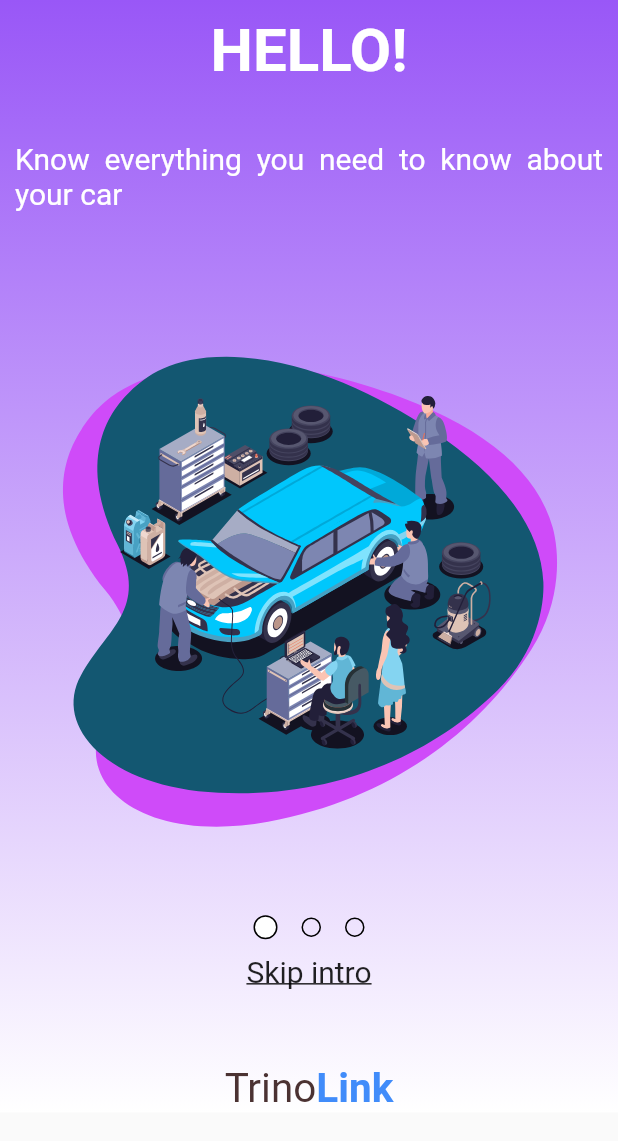
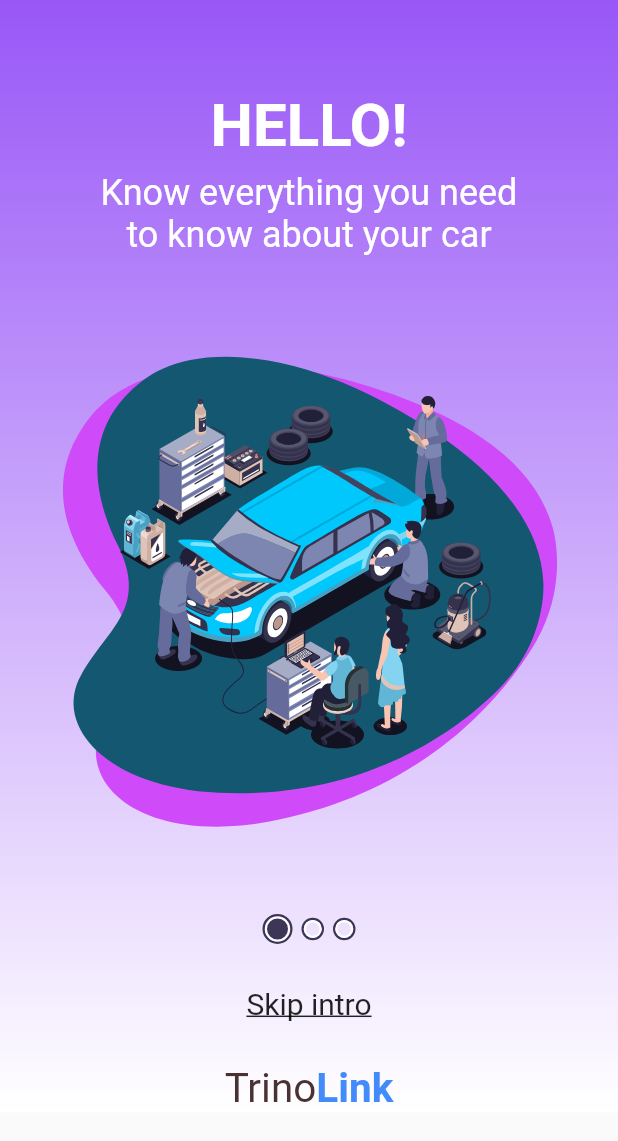
Before and after one commit to stevedmartis/flutter-app-automotriz, a Flutter app: the screen it shows after launch, on a phone screen of 412 x 824 dp. Shown: the top 1141 px of the screen. Run offline on Flutter 3.47's test engine with Material 2 defaults, Android fonts, the phone set to English and light mode, and no system bars; our stand-ins replace firebase_messaging, font_awesome_flutter, material_design_icons_flutter, websafe_svg; accounts and stored records are empty; Roboto replaces fonts that are missing (GTWalsheimPro); project files that could hold a hidden picture were left out.

Commit message:
slider selector onboarding animated

```diff
--- a/lib/_internal/component/common/styled_onboarding_message.dart
+++ b/lib/_internal/component/common/styled_onboarding_message.dart
@@ -1,5 +1,4 @@
 import 'package:flutter/material.dart';
-import 'package:trinoapp/_internal/component/common/spacing.dart';
 import 'package:websafe_svg/websafe_svg.dart';
 
 class OnboardingMessages extends StatelessWidget {
@@ -19,26 +18,36 @@ class OnboardingMessages extends StatelessWidget {
     Size _size = MediaQuery.of(context).size;
 
     return Column(
+
       crossAxisAlignment: CrossAxisAlignment.center,
       mainAxisAlignment: MainAxisAlignment.spaceBetween,
       children: <Widget>[
-        Text(
+        Container(
+          padding: EdgeInsets.only(top:50),
+            child: Text(
             title,
+
             style: TextStyle(
               fontSize: 40,
               fontWeight: FontWeight.w600,
               color: Colors.white,
             ),
           ),
-        Text(
+        ),
+
+        Container(
+          padding: EdgeInsets.only(left:50, right: 50),
+
+            child: Text(
             message,
-          textAlign: TextAlign.justify,
+            textAlign: TextAlign.center,
             style: TextStyle(
               fontFamily: 'GTWalsheimPro',
               color: Color(0xffffffff),
-            fontSize: 20,
+              fontSize: 24,
               fontWeight: FontWeight.w400,
               fontStyle: FontStyle.normal,
+            ),
           ),
         ),
         Center(
--- /dev/null
+++ b/lib/_internal/controls/slider_selector.dart
@@ -0,0 +1,157 @@
+import 'package:flutter/material.dart';
+import 'package:trinoapp/_internal/component/common/spacing.dart';
+import 'package:trinoapp/_internal/component/common/styled_logo.dart';
+import 'package:trinoapp/_internal/component/common/styled_onboarding_message.dart';
+
+class OnBoardingSelector extends StatefulWidget {
+
+  @override
+  _OnBoardingSelectorState createState() => _OnBoardingSelectorState();
+}
+
+class _OnBoardingSelectorState extends State<OnBoardingSelector> {
+
+  final PageController _pageController = PageController(initialPage: 0);
+
+  int _currentPage = 0;
+
+     List<Widget> _pages = [
+     OnboardingMessages(
+                title: "HELLO!",
+                message: "Know everything you need to know about your car",
+                image: "assets/images/img-intro-1.svg",
+              ),
+              OnboardingMessages(
+                title: "HELLO!",
+                message: "Now everything you need\nto know about your car",
+                image: "assets/images/img-intro-2.svg",
+              ),
+              OnboardingMessages(
+                title: "HELLO!",
+                message: "Know everything you need to know about your car",
+                image: "assets/images/img-intro-3.svg",
+              ),
+   ];
+
+  @override
+  Widget build(BuildContext context) {
+    return Column(
+      mainAxisAlignment: MainAxisAlignment.spaceBetween,
+      crossAxisAlignment: CrossAxisAlignment.center,
+      children: [
+        Container(
+          padding: EdgeInsets.all(10.0),
+          height: 600,
+          alignment: Alignment.topCenter,
+          child: PageView(
+            physics: ClampingScrollPhysics(),
+            controller: _pageController,
+
+            onPageChanged: (int page) {
+              setState(() {
+                this._currentPage = page;
+              });
+            },
+
+            children: _pages
+          ),
+        ),
+        Row(
+          mainAxisAlignment: MainAxisAlignment.center,
+          children: _buildPageIndicator(),
+        ),
+        VSpace(10),
+        GestureDetector(
+          onTap: () => {Navigator.of(context).pushNamedAndRemoveUntil("/login", (route) => false)},
+          child: Text(
+            'Skip intro',
+            style: TextStyle(
+              fontSize: 20,
+              decoration: TextDecoration.underline,
+            ),
+          ),
+        ),
+        VSpace(10),
+        StyledLogo(),
+      ],
+    );
+  }
+
+
+  List<Widget> _buildPageIndicator() {
+    List<Widget> list = [];
+    int numberOfPages = _pages.length;
+    for (int i = 0; i < numberOfPages; i++) {
+      list.add(i == _currentPage ? _indicator(true, i) : _indicator(false, i));
+    }
+    return list;
+  }
+
+  Widget _indicator(bool isActive, int index) {
+    double _size;
+    Color _color;
+
+    if ( _currentPage >= index - 0.5 && _currentPage < index + 0.5 ) {
+
+      _size = 20;
+      _color = Color(0xff3d3656);
+
+    } else {
+
+      _size = 15;
+      _color = Colors.transparent;
+
+    }
+return AnimatedContainer(
+
+    duration: Duration( milliseconds: 200 ),
+          height: _size,
+          width: _size,
+           margin: EdgeInsets.symmetric( horizontal: 3 ),
+    child: Container(
+
+
+          decoration: new BoxDecoration(
+            color: _color,
+            shape: BoxShape.circle,
+            border: new Border.all(
+              color: Color(0xff3d3656),
+              width: 1.5,
+            ),
+          ),
+          child: Container(
+
+            decoration: new BoxDecoration(
+            color: _color,
+            shape: BoxShape.circle,
+            border: new Border.all(
+              color: Colors.white,
+              width: 1.5,
+            ),
+          ),
+          ),
+        ),
+
+
+  );
+
+
+
+ /*      return AnimatedContainer(
+      duration: Duration( milliseconds: 200 ),
+      width: _size,
+      height: _size,
+      margin: EdgeInsets.symmetric( horizontal: 5 ),
+      decoration: BoxDecoration(
+        color: _color,
+        shape: BoxShape.circle,
+        border: Border.all(
+          color: Colors.black
+        ),
+
+      ),
+    ); */
+
+
+  }
+}
--- a/lib/screen/welcome/welcome_screen.dart
+++ b/lib/screen/welcome/welcome_screen.dart
@@ -1,5 +1,6 @@
 import 'package:flutter/material.dart';
 import 'package:trinoapp/_internal/component/component.dart';
+import 'package:trinoapp/_internal/controls/slider_selector.dart';
 
 class WelcomeScreen extends StatefulWidget {
   @override
@@ -7,9 +8,7 @@ class WelcomeScreen extends StatefulWidget {
 }
 
 class _WelcomeScreenState extends State<WelcomeScreen> {
-  final int _numPages = 3;
-  final PageController _pageController = PageController(initialPage: 0);
-  int _currentPage = 0;
+
 
   @override
   Widget build(BuildContext context) {
@@ -33,88 +32,11 @@ class _WelcomeScreenState extends State<WelcomeScreen> {
                 end: Alignment(0.00, 1.00),
               ),
             ),
-            child: Column(
-              mainAxisAlignment: MainAxisAlignment.spaceBetween,
-              crossAxisAlignment: CrossAxisAlignment.center,
-              children: [
-                Container(
-                  padding: EdgeInsets.all(10.0),
-                  height: 600,
-                  alignment: Alignment.topCenter,
-                  child: PageView(
-                    physics: ClampingScrollPhysics(),
-                    controller: _pageController,
-                    onPageChanged: (int page) {
-                      setState(() {
-                        _currentPage = page;
-                      });
-                    },
-                    children: <Widget>[
-                      OnboardingMessages(
-                        title: "HELLO!",
-                        message: "Know everything you need to know about your car",
-                        image: "assets/images/img-intro-1.svg",
-                      ),
-                      OnboardingMessages(
-                        title: "HELLO!",
-                        message: "Now everything you need\nto know about your car",
-                        image: "assets/images/img-intro-2.svg",
-                      ),
-                      OnboardingMessages(
-                        title: "HELLO!",
-                        message: "Know everything you need to know about your car",
-                        image: "assets/images/img-intro-3.svg",
-                      ),
-                    ],
-                  ),
-                ),
-                Row(
-                  mainAxisAlignment: MainAxisAlignment.center,
-                  children: _buildPageIndicator(),
-                ),
-                GestureDetector(
-                  onTap: () => {Navigator.of(context).pushNamedAndRemoveUntil("/login", (route) => false)},
-                  child: Text(
-                    'Skip intro',
-                    style: TextStyle(
-                      fontSize: 20,
-                      decoration: TextDecoration.underline,
-                    ),
-                  ),
-                ),
-                VSpace(30),
-                StyledLogo(),
-              ],
-            ),
+            child: OnBoardingSelector(),
           ),
         ),
       ),
     );
   }
 
-  List<Widget> _buildPageIndicator() {
-    List<Widget> list = [];
-    for (int i = 0; i < _numPages; i++) {
-      list.add(i == _currentPage ? _indicator(true) : _indicator(false));
-    }
-    return list;
-  }
-
-  Widget _indicator(bool isActive) {
-    return AnimatedContainer(
-      duration: Duration(microseconds: 150),
-      margin: EdgeInsets.symmetric(horizontal: 8.0),
-      height: isActive ? 16.0 : 13.0,
-      width: isActive ? 16.0 : 13.0,
-      decoration: BoxDecoration(
-        color: isActive ? Colors.white : Colors.transparent,
-        borderRadius: BorderRadius.all(
-          Radius.circular(12),
-        ),
-        border: Border.all(
-          color: Colors.black
-        ),
-      ),
-    );
-  }
 }
```
Lines whose indentation alone changed are shown as unchanged.
